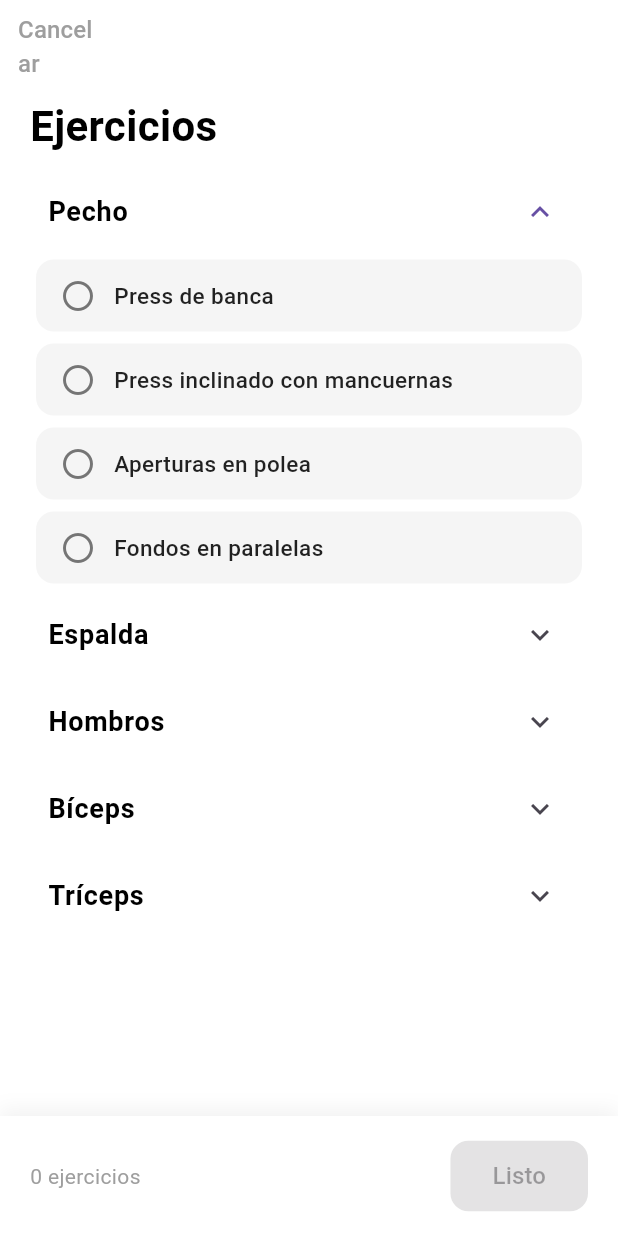
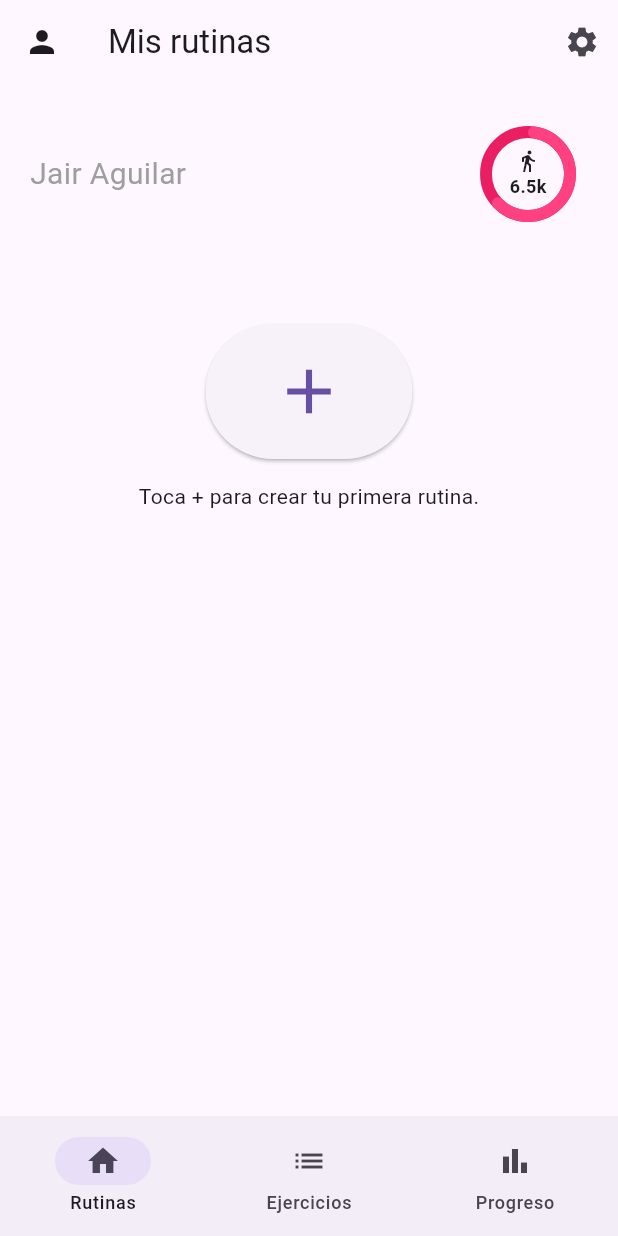
Before and after one commit to HectorSan13/GymBook, a Flutter app: the LoginScreen screen opened directly, after a tap on "Iniciar sesión", on a phone screen of 412 x 824 dp. Run offline on Flutter 3.47's test engine with Material 3 defaults, Android fonts, the phone set to English and light mode, and no system bars; our stand-ins replace syncfusion_flutter_charts.

Commit message:
Screen dos  puse las conexioens de pantallas en orden y descrague el pub de graficas

```diff
--- a/lib/screens/login_screen.dart
+++ b/lib/screens/login_screen.dart
@@ -1,4 +1,5 @@
 import 'package:flutter/material.dart';
+import 'package:gymbook/screens/routines_screen.dart';
 import 'exercises_screen.dart';
 
 class LoginScreen extends StatelessWidget {
@@ -79,7 +80,7 @@ class LoginScreen extends StatelessWidget {
                 width: double.infinity,
                 child: ElevatedButton(
                   onPressed: () {
-                    Navigator.of(context).push(MaterialPageRoute(builder: (context) => const ExercisesScreen()));
+                    Navigator.of(context).push(MaterialPageRoute(builder: (context) => RoutinesScreen()));
                   },
                   style: ElevatedButton.styleFrom(
                     backgroundColor: Colors.black,
--- a/lib/screens/routines_screen.dart
+++ b/lib/screens/routines_screen.dart
@@ -0,0 +1,159 @@
+import 'package:flutter/material.dart';
+import 'package:syncfusion_flutter_charts/charts.dart';
+import 'settings_screen.dart';
+import 'exercises_screen.dart';
+
+class RoutinesScreen extends StatefulWidget {
+  const RoutinesScreen({super.key});
+
+  @override
+  State<RoutinesScreen> createState() => _RoutinesScreenState();
+}
+
+class _RoutinesScreenState extends State<RoutinesScreen> {
+  int currentPageIndex = 0;
+
+  @override
+  Widget build(BuildContext context) {
+    return Scaffold(
+      appBar: AppBar(
+        title: const Text('Mis rutinas'),
+        leading: IconButton(
+          icon: const Icon(Icons.person),
+          onPressed: () {
+            showDialog(
+              context: context,
+              builder: (context) => const AlertDialog(
+                title: Text('Pendiente'),
+                content: Text('Aquí se abrirá tu perfil.'),
+              ),
+            );
+          },
+        ),
+        actions: [
+          IconButton(
+            icon: const Icon(Icons.settings),
+            onPressed: () {
+
+              Navigator.push(
+                context,
+                MaterialPageRoute(
+                  builder: (context) =>  SettingsScreen(),
+                ),
+              );
+            },
+          ),
+        ],
+      ),
+      body: ListView(
+        padding: const EdgeInsets.all(20),
+        children: [
+          // FILA PRINCIPAL
+          Row(
+            mainAxisAlignment: MainAxisAlignment.spaceBetween,
+            children: [
+              const Text(
+                'Jair Aguilar',
+                style: TextStyle(fontSize: 20, color: Colors.grey),
+              ),
+
+              // GRÁFICA
+              SizedBox(
+                height: 80,
+                width: 80,
+                child: SfCircularChart(
+                  margin: EdgeInsets.zero,
+                  series: <CircularSeries>[
+                    RadialBarSeries<double, String>(
+                      dataSource: const [6500],
+                      xValueMapper: (double data, _) => 'Pasos',
+                      yValueMapper: (double data, _) => data,
+                      pointColorMapper: (double data, _) => Colors.pinkAccent,
+                      maximumValue: 10000,
+                      innerRadius: '75%',
+                      cornerStyle: CornerStyle.bothCurve,
+                      trackColor: Colors.pink.withOpacity(0.2),
+                    )
+                  ],
+                  annotations: <CircularChartAnnotation>[
+                    CircularChartAnnotation(
+                      widget: const Column(
+                        mainAxisSize: MainAxisSize.min,
+                        children: [
+                          Icon(Icons.directions_walk, size: 16),
+                          Text('6.5k', style: TextStyle(fontWeight: FontWeight.bold, fontSize: 12)),
+                        ],
+                      ),
+                    )
+                  ],
+                ),
+              ),
+            ],
+          ),
+
+          const Padding(
+            padding: EdgeInsets.all(30),
+          ),
+
+          // Botón gigante del medio (
+          Center(
+            child: ElevatedButton(
+              onPressed: () {
+                // AQUÍ MANDA LLAMAR A LA PANTALLA ejercicios
+                Navigator.push(
+                  context,
+                  MaterialPageRoute(
+                    builder: (context) => const ExercisesScreen(),
+                  ),
+                );
+              },
+              child: const Padding(
+                padding: EdgeInsets.all(20.0),
+                child: Icon(Icons.add, size: 50),
+              ),
+            ),
+          ),
+
+          const Center(
+            child: Padding(
+              padding: EdgeInsets.all(15.0),
+              child: Text('Toca + para crear tu primera rutina.'),
+            ),
+          ),
+        ],
+      ),
+      bottomNavigationBar: NavigationBar(
+        selectedIndex: currentPageIndex,
+        onDestinationSelected: (int index) {
+          if (index == 0) {
+            setState(() {
+              currentPageIndex = index;
+            });
+          } else {
+            showDialog(
+              context: context,
+              builder: (context) => const AlertDialog(
+                title: Text('Pendiente'),
+                content: Text('Esta sección aún no está funcional.'),
+              ),
+            );
+          }
+        },
+        destinations: const [
+          NavigationDestination(
+            icon: Icon(Icons.home),
+            label: 'Rutinas',
+          ),
+          NavigationDestination(
+            icon: Icon(Icons.list),
+            label: 'Ejercicios',
+          ),
+          NavigationDestination(
+            icon: Icon(Icons.bar_chart),
+            label: 'Progreso',
+          ),
+        ],
+      ),
+    );
+  }
+}
--- a/pubspec.yaml
+++ b/pubspec.yaml
@@ -34,6 +34,7 @@ dependencies:
   # The following adds the Cupertino Icons font to your application.
   # Use with the CupertinoIcons class for iOS style icons.
   cupertino_icons: ^1.0.8
+  syncfusion_flutter_charts: ^35.1.40+1
 
 dev_dependencies:
   flutter_test:
```
Also changed, not shown: lib/screens/settings_screen.dart (added, +17 -0 lines), pubspec.lock, 1 other file.
